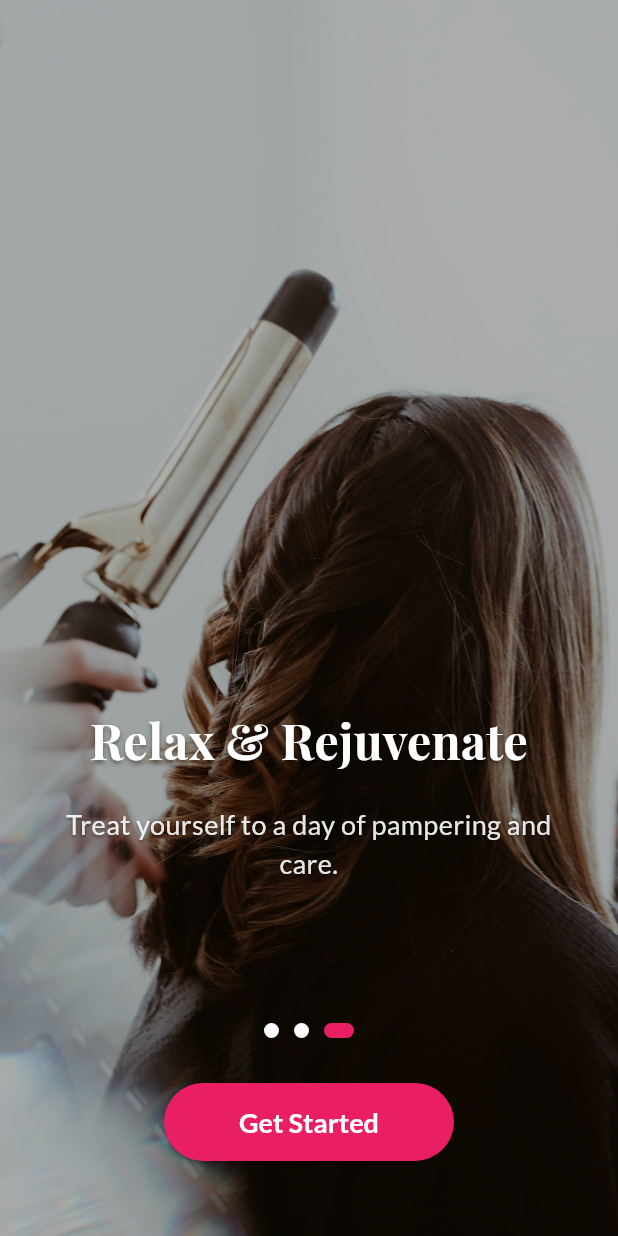
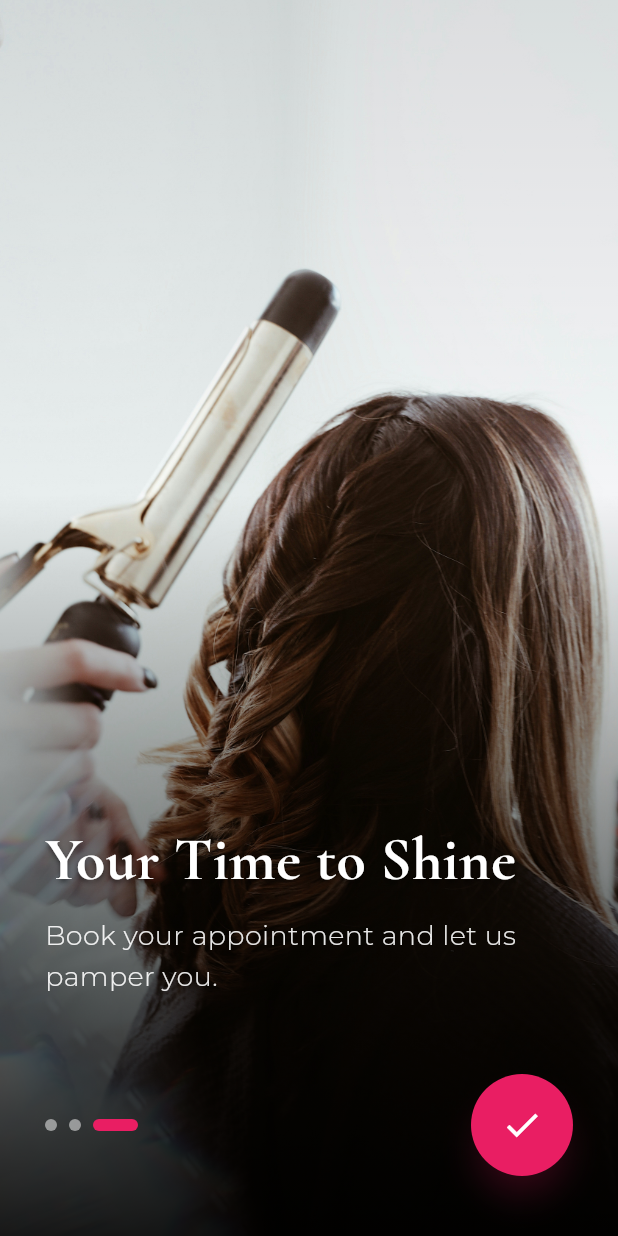
Before and after one commit to Anniekarim29/salon_app, a Flutter app: the screen it shows after launch, swiped to page 3, on a phone screen of 412 x 824 dp. Run offline on Flutter 3.47's test engine with Material 3 defaults, Android fonts, the phone set to English and light mode, and no system bars; our stand-ins replace animate_do, google_fonts.

Commit message:
Premium UI Redesign: Animations, Fonts & Onboarding Fixes

```diff
--- a/lib/core/theme/app_theme.dart
+++ b/lib/core/theme/app_theme.dart
@@ -19,36 +19,52 @@ class AppTheme {
         surface: surfaceColor,
       ),
       textTheme: TextTheme(
-        displayLarge: GoogleFonts.playfairDisplay(
+        displayLarge: GoogleFonts.cormorantGaramond(
+          fontSize: 40,
+          fontWeight: FontWeight.bold,
+          color: textColor,
+          height: 1.1,
+        ),
+        displayMedium: GoogleFonts.cormorantGaramond(
           fontSize: 32,
           fontWeight: FontWeight.bold,
           color: textColor,
         ),
-        displayMedium: GoogleFonts.playfairDisplay(
+        displaySmall: GoogleFonts.cormorantGaramond(
           fontSize: 24,
           fontWeight: FontWeight.bold,
           color: textColor,
         ),
-        bodyLarge: GoogleFonts.lato(
+        headlineMedium: GoogleFonts.cormorantGaramond(
+          fontSize: 20,
+          fontWeight: FontWeight.w600,
+          color: textColor,
+        ),
+        bodyLarge: GoogleFonts.montserrat(
           fontSize: 16,
           color: textColor,
+          height: 1.5,
         ),
-        bodyMedium: GoogleFonts.lato(
+        bodyMedium: GoogleFonts.montserrat(
           fontSize: 14,
           color: textColor,
+          height: 1.5,
         ),
       ),
       elevatedButtonTheme: ElevatedButtonThemeData(
         style: ElevatedButton.styleFrom(
           backgroundColor: primaryColor,
           foregroundColor: Colors.white,
+          elevation: 8,
+          shadowColor: primaryColor.withOpacity(0.4),
           shape: RoundedRectangleBorder(
             borderRadius: BorderRadius.circular(30),
           ),
           padding: const EdgeInsets.symmetric(horizontal: 32, vertical: 16),
-          textStyle: GoogleFonts.lato(
+          textStyle: GoogleFonts.montserrat(
             fontSize: 16,
             fontWeight: FontWeight.bold,
+            letterSpacing: 1.0,
           ),
         ),
       ),
--- a/lib/features/onboarding/screens/onboarding_screen.dart
+++ b/lib/features/onboarding/screens/onboarding_screen.dart
@@ -1,4 +1,5 @@
 import 'package:flutter/material.dart';
+import 'package:animate_do/animate_do.dart';
 import 'package:salon_booking_app/core/theme/app_theme.dart';
 import 'package:salon_booking_app/features/auth/screens/login_screen.dart';
 
@@ -16,18 +17,18 @@ class _OnboardingScreenState extends State<OnboardingScreen> {
   final List<Map<String, String>> _onboardingData = [
     {
       "image": "assets/onboarding/onboarding1.jpg",
-      "title": "Welcome to Salon",
-      "description": "Experience the best beauty services at your fingertips.",
+      "title": "Elegance Redefined",
+      "description": "Discover a world where beauty meets sophistication.",
     },
     {
       "image": "assets/onboarding/onboarding2.jpg",
-      "title": "Expert Stylists",
-      "description": "Book appointments with top-rated professionals.",
+      "title": "Expert Care",
+      "description": "Our professionals are dedicated to your perfect look.",
     },
     {
       "image": "assets/onboarding/onboarding3.jpg",
-      "title": "Relax & Rejuvenate",
-      "description": "Treat yourself to a day of pampering and care.",
+      "title": "Your Time to Shine",
+      "description": "Book your appointment and let us pamper you.",
     },
   ];
 
@@ -53,50 +54,10 @@ class _OnboardingScreenState extends State<OnboardingScreen> {
             },
           ),
           Positioned(
-            bottom: 50,
+            bottom: 0,
             left: 0,
             right: 0,
-            child: Column(
-              children: [
-                Row(
-                  mainAxisAlignment: MainAxisAlignment.center,
-                  children: List.generate(
-                    _onboardingData.length,
-                    (index) => _buildDot(index: index),
-                  ),
-                ),
-                const SizedBox(height: 30),
-                if (_currentPage == _onboardingData.length - 1)
-                  ElevatedButton(
-                    onPressed: () {
-                      Navigator.pushReplacement(
-                        context,
-                        MaterialPageRoute(
-                          builder: (context) => const LoginScreen(),
-                        ),
-                      );
-                    },
-                    style: ElevatedButton.styleFrom(
-                      backgroundColor: AppTheme.primaryColor,
-                      shape: RoundedRectangleBorder(
-                        borderRadius: BorderRadius.circular(30),
-                      ),
-                      padding: const EdgeInsets.symmetric(
-                        horizontal: 50,
-                        vertical: 15,
-                      ),
-                    ),
-                    child: const Text(
-                      "Get Started",
-                      style: TextStyle(
-                        fontSize: 18,
-                        fontWeight: FontWeight.bold,
-                        color: Colors.white,
-                      ),
-                    ),
-                  ),
-              ],
-            ),
+            child: _buildBottomPanel(),
           ),
         ],
       ),
@@ -105,55 +66,115 @@ class _OnboardingScreenState extends State<OnboardingScreen> {
 
   Widget _buildPage(
       {required String image, required String title, required String description}) {
-    return Container(
+    return Stack(
+      fit: StackFit.expand,
+      children: [
+        Image.asset(
+          image,
+          fit: BoxFit.cover,
+        ),
+        // Gradient Overlay for readability
+        Container(
           decoration: BoxDecoration(
-        image: DecorationImage(
-          image: AssetImage(image),
-          fit: BoxFit.cover,
-          colorFilter: ColorFilter.mode(
-            Colors.black.withOpacity(0.3),
-            BlendMode.darken,
+            gradient: LinearGradient(
+              begin: Alignment.topCenter,
+              end: Alignment.bottomCenter,
+              colors: [
+                Colors.black.withOpacity(0.1),
+                Colors.transparent,
+                Colors.black.withOpacity(0.6),
+                Colors.black.withOpacity(0.9),
+              ],
+              stops: const [0.0, 0.4, 0.8, 1.0],
             ),
           ),
         ),
+        Padding(
+          padding: const EdgeInsets.symmetric(horizontal: 30, vertical: 60),
           child: Column(
-        mainAxisAlignment: MainAxisAlignment.center,
+            mainAxisAlignment: MainAxisAlignment.end,
+            crossAxisAlignment: CrossAxisAlignment.start,
             children: [
-          const Spacer(flex: 2),
-          Text(
+               FadeInUp(
+                 duration: const Duration(milliseconds: 600),
+                 child: Text(
                   title,
                   style: AppTheme.lightTheme.textTheme.displayLarge?.copyWith(
                     color: Colors.white,
                     shadows: [
-                const Shadow(
-                  offset: Offset(0, 2),
+                      Shadow(
+                        offset: const Offset(0, 2),
                         blurRadius: 4.0,
-                  color: Colors.black45,
+                        color: Colors.black.withOpacity(0.5),
                       ),
                     ],
                   ),
-            textAlign: TextAlign.center,
                            ),
-          const SizedBox(height: 20),
-          Padding(
-            padding: const EdgeInsets.symmetric(horizontal: 40),
+               ),
+              const SizedBox(height: 15),
+               FadeInUp(
+                delay: const Duration(milliseconds: 200),
+                duration: const Duration(milliseconds: 600),
                  child: Text(
                   description,
                   style: AppTheme.lightTheme.textTheme.bodyLarge?.copyWith(
                     color: Colors.white.withOpacity(0.9),
                     fontSize: 18,
-                shadows: [
-                  const Shadow(
-                    offset: Offset(0, 1),
-                    blurRadius: 2.0,
-                    color: Colors.black45,
+                    fontWeight: FontWeight.w300,
+                  ),
+                           ),
+               ),
+              const SizedBox(height: 100), // Space for bottom controls
+            ],
+          ),
         ),
       ],
-              ),
-              textAlign: TextAlign.center,
+    );
+  }
+
+  Widget _buildBottomPanel() {
+    return Padding(
+      padding: const EdgeInsets.symmetric(horizontal: 30, vertical: 40),
+      child: Row(
+        mainAxisAlignment: MainAxisAlignment.spaceBetween,
+        children: [
+          Row(
+            children: List.generate(
+              _onboardingData.length,
+              (index) => _buildDot(index: index),
             ),
           ),
-          const Spacer(),
+          FadeInRight(
+            duration: const Duration(milliseconds: 500),
+            key: ValueKey(_currentPage), // Triggers animation on change
+            child: ElevatedButton(
+              onPressed: () {
+                if (_currentPage < _onboardingData.length - 1) {
+                  _pageController.nextPage(
+                    duration: const Duration(milliseconds: 500),
+                    curve: Curves.easeInOut,
+                  );
+                } else {
+                  Navigator.pushReplacement(
+                    context,
+                    MaterialPageRoute(
+                      builder: (context) => const LoginScreen(),
+                    ),
+                  );
+                }
+              },
+              style: ElevatedButton.styleFrom(
+                shape: const CircleBorder(),
+                padding: const EdgeInsets.all(20),
+                backgroundColor: AppTheme.primaryColor,
+                foregroundColor: Colors.white,
+              ),
+              child: Icon(
+                 _currentPage == _onboardingData.length - 1 ? Icons.check : Icons.arrow_forward,
+                 size: 28,
+              ),
+            ),
+          ),
         ],
       ),
     );
@@ -161,13 +182,13 @@ class _OnboardingScreenState extends State<OnboardingScreen> {
 
   Widget _buildDot({required int index}) {
     return AnimatedContainer(
-      duration: const Duration(milliseconds: 200),
-      margin: const EdgeInsets.symmetric(horizontal: 5),
-      height: 10,
-      width: _currentPage == index ? 20 : 10,
+      duration: const Duration(milliseconds: 300),
+      margin: const EdgeInsets.only(right: 8),
+      height: 8,
+      width: _currentPage == index ? 30 : 8,
       decoration: BoxDecoration(
-        color: _currentPage == index ? AppTheme.primaryColor : Colors.white,
-        borderRadius: BorderRadius.circular(5),
+        color: _currentPage == index ? AppTheme.primaryColor : Colors.white.withOpacity(0.5),
+        borderRadius: BorderRadius.circular(4),
       ),
     );
   }
--- a/pubspec.yaml
+++ b/pubspec.yaml
@@ -35,6 +35,7 @@ dependencies:
   # The following adds the Cupertino Icons font to your application.
   # Use with the CupertinoIcons class for iOS style icons.
   cupertino_icons: ^1.0.8
+  animate_do: ^4.2.0
 
 dev_dependencies:
   flutter_test:
```
Also changed, not shown: lib/features/auth/screens/login_screen.dart (+60 -17 lines), lib/features/home/screens/home_screen.dart (+31 -20 lines), pubspec.lock. Lines whose indentation alone changed are shown as unchanged.
